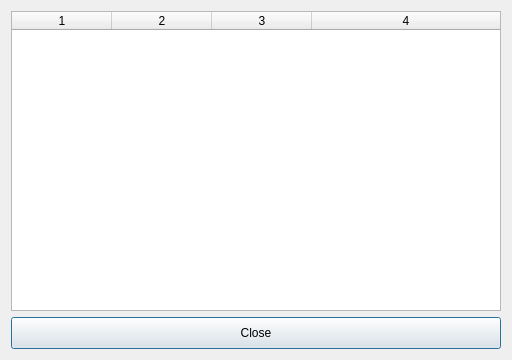
Above: results.ui from Gunbard/FindFrame before the change. Below: the same form after it.
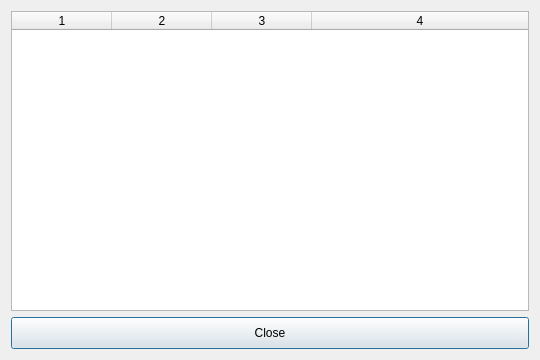
That is the form after the change.

```diff
--- a/results.ui
+++ b/results.ui
@@ -9,7 +9,7 @@
    <rect>
     <x>0</x>
     <y>0</y>
-    <width>512</width>
+    <width>540</width>
     <height>360</height>
    </rect>
   </property>
```
